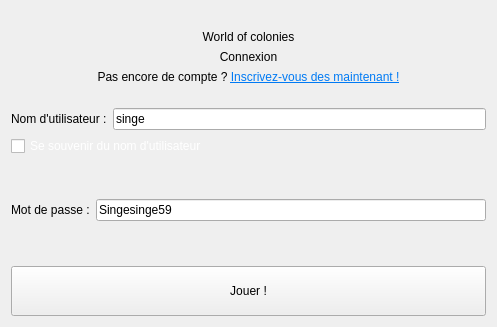
Above: src/bdd/widgetconnexion.ui from theDude29/world_of_colonies before the change. Below: the same form after it.
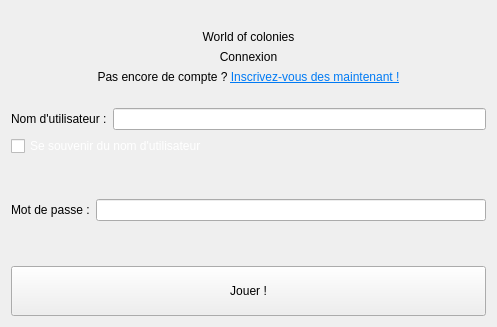
That is the form after the change.

```diff
--- a/src/bdd/widgetconnexion.ui
+++ b/src/bdd/widgetconnexion.ui
@@ -91,7 +91,7 @@
      <item>
       <widget class="QLineEdit" name="lineEdit_nomUtilisateur">
        <property name="text">
-        <string>singe</string>
+        <string/>
        </property>
       </widget>
      </item>
@@ -145,7 +145,7 @@
      <item>
       <widget class="QLineEdit" name="lineEdit_mdp">
        <property name="text">
-        <string>Singesinge59</string>
+        <string/>
        </property>
       </widget>
      </item>
```
